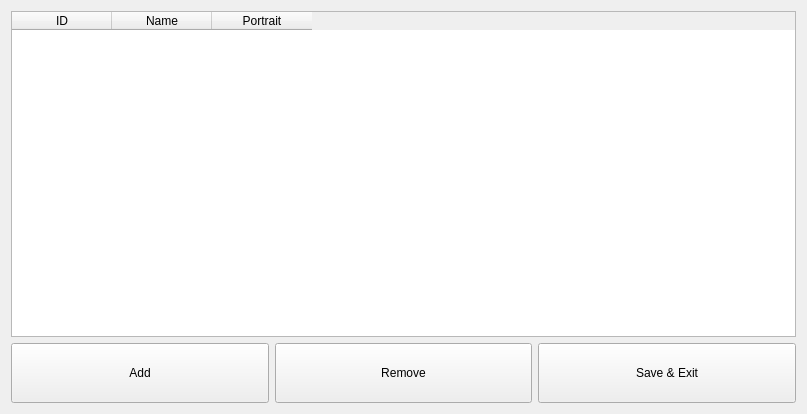
BydloCodder/DialogEditor, file charactersview.ui: the form before one commit.
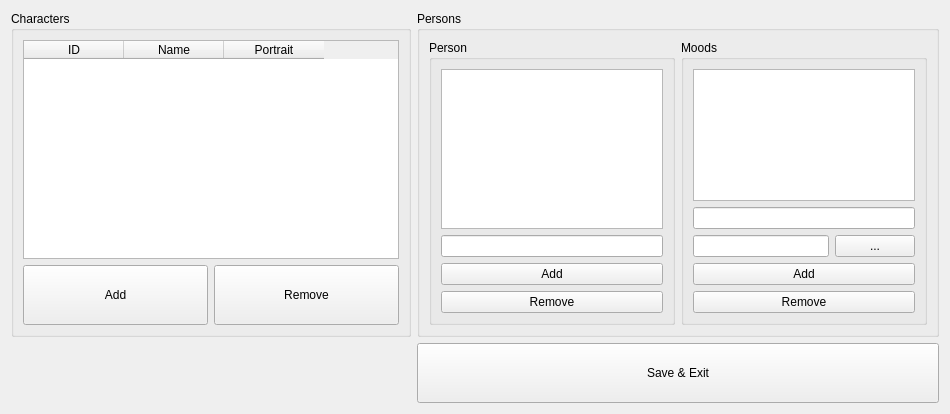
The form after the commit.

Commit message: Persons impl

What changed in the file:
```diff
--- a/charactersview.ui
+++ b/charactersview.ui
@@ -6,7 +6,7 @@
    <rect>
     <x>0</x>
     <y>0</y>
-    <width>807</width>
+    <width>950</width>
     <height>414</height>
    </rect>
   </property>
@@ -14,6 +14,18 @@
    <string>Form</string>
   </property>
   <layout class="QGridLayout" name="gridLayout">
+   <item row="0" column="0">
+    <widget class="QGroupBox" name="groupBox">
+     <property name="minimumSize">
+      <size>
+       <width>400</width>
+       <height>50</height>
+      </size>
+     </property>
+     <property name="title">
+      <string>Characters</string>
+     </property>
+     <layout class="QGridLayout" name="gridLayout_2">
    <item row="1" column="0">
     <widget class="QPushButton" name="pushButton">
      <property name="minimumSize">
@@ -40,20 +52,7 @@
      </property>
     </widget>
    </item>
-   <item row="1" column="2">
-    <widget class="QPushButton" name="pushButton_3">
-     <property name="minimumSize">
-      <size>
-       <width>0</width>
-       <height>60</height>
-      </size>
-     </property>
-     <property name="text">
-      <string>Save &amp;&amp; Exit</string>
-     </property>
-    </widget>
-   </item>
-   <item row="0" column="0" colspan="3">
+      <item row="0" column="0" colspan="2">
     <widget class="QTableWidget" name="tableWidget">
      <column>
       <property name="text">
@@ -70,6 +69,135 @@
        <string>Portrait</string>
       </property>
      </column>
+       </widget>
+      </item>
+     </layout>
+    </widget>
+   </item>
+   <item row="1" column="2">
+    <widget class="QPushButton" name="pushButton_3">
+     <property name="minimumSize">
+      <size>
+       <width>0</width>
+       <height>60</height>
+      </size>
+     </property>
+     <property name="focusPolicy">
+      <enum>Qt::NoFocus</enum>
+     </property>
+     <property name="text">
+      <string>Save &amp;&amp; Exit</string>
+     </property>
+    </widget>
+   </item>
+   <item row="0" column="2">
+    <widget class="QGroupBox" name="groupBox_2">
+     <property name="title">
+      <string>Persons</string>
+     </property>
+     <layout class="QGridLayout" name="gridLayout_4">
+      <item row="0" column="0">
+       <widget class="QGroupBox" name="groupBox_3">
+        <property name="title">
+         <string>Person</string>
+        </property>
+        <layout class="QGridLayout" name="gridLayout_3">
+         <item row="3" column="0">
+          <widget class="QPushButton" name="pushButton_5">
+           <property name="sizePolicy">
+            <sizepolicy hsizetype="Minimum" vsizetype="Expanding">
+             <horstretch>0</horstretch>
+             <verstretch>0</verstretch>
+            </sizepolicy>
+           </property>
+           <property name="focusPolicy">
+            <enum>Qt::NoFocus</enum>
+           </property>
+           <property name="text">
+            <string>Remove</string>
+           </property>
+          </widget>
+         </item>
+         <item row="2" column="0">
+          <widget class="QPushButton" name="pushButton_4">
+           <property name="sizePolicy">
+            <sizepolicy hsizetype="Minimum" vsizetype="Expanding">
+             <horstretch>0</horstretch>
+             <verstretch>0</verstretch>
+            </sizepolicy>
+           </property>
+           <property name="minimumSize">
+            <size>
+             <width>0</width>
+             <height>0</height>
+            </size>
+           </property>
+           <property name="focusPolicy">
+            <enum>Qt::NoFocus</enum>
+           </property>
+           <property name="text">
+            <string>Add</string>
+           </property>
+          </widget>
+         </item>
+         <item row="0" column="0">
+          <widget class="QListWidget" name="persons_list"/>
+         </item>
+         <item row="1" column="0">
+          <widget class="QLineEdit" name="person_name"/>
+         </item>
+        </layout>
+       </widget>
+      </item>
+      <item row="0" column="1">
+       <widget class="QGroupBox" name="moods_box">
+        <property name="title">
+         <string>Moods</string>
+        </property>
+        <layout class="QGridLayout" name="gridLayout_5">
+         <item row="2" column="0">
+          <widget class="QLineEdit" name="mood_file"/>
+         </item>
+         <item row="2" column="1">
+          <widget class="QPushButton" name="openfile_button">
+           <property name="focusPolicy">
+            <enum>Qt::NoFocus</enum>
+           </property>
+           <property name="text">
+            <string>...</string>
+           </property>
+          </widget>
+         </item>
+         <item row="3" column="0" colspan="2">
+          <widget class="QPushButton" name="pushButton_6">
+           <property name="focusPolicy">
+            <enum>Qt::NoFocus</enum>
+           </property>
+           <property name="text">
+            <string>Add</string>
+           </property>
+          </widget>
+         </item>
+         <item row="4" column="0" colspan="2">
+          <widget class="QPushButton" name="pushButton_7">
+           <property name="focusPolicy">
+            <enum>Qt::NoFocus</enum>
+           </property>
+           <property name="text">
+            <string>Remove</string>
+           </property>
+          </widget>
+         </item>
+         <item row="1" column="0" colspan="2">
+          <widget class="QLineEdit" name="mood_name"/>
+         </item>
+         <item row="0" column="0" colspan="2">
+          <widget class="QListWidget" name="moods_list"/>
+         </item>
+        </layout>
+       </widget>
+      </item>
+     </layout>
     </widget>
    </item>
   </layout>
```
Left out of the diff: 6 changed lines with no effect on the pictures. Lines whose indentation alone changed are shown as unchanged. The commit also changes 13 other files.
